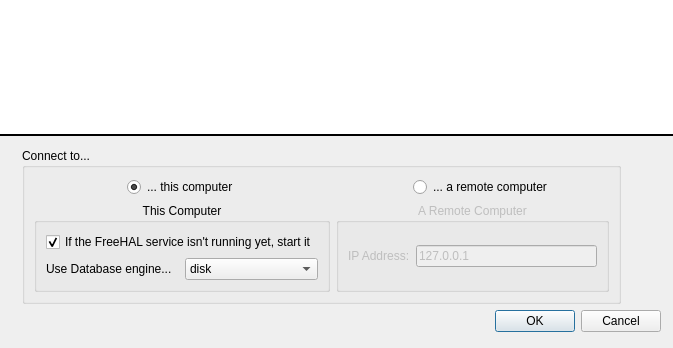
This is hal2009/gui-qt/ui/connect.ui in leuchtraketen/freehal_main as Qt 5 draws it before an edit. The edited form follows.
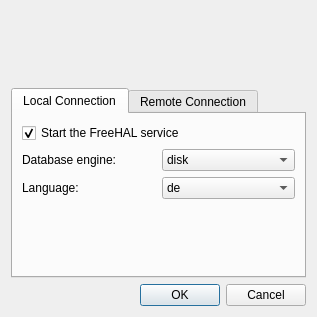
This is the edited form. Icons and pictures are not drawn.

The edit to the form file:
```diff
--- a/hal2009/gui-qt/ui/connect.ui
+++ b/hal2009/gui-qt/ui/connect.ui
@@ -6,8 +6,8 @@
    <rect>
     <x>0</x>
     <y>0</y>
-    <width>673</width>
-    <height>348</height>
+    <width>317</width>
+    <height>317</height>
    </rect>
   </property>
   <property name="sizePolicy">
@@ -28,44 +28,9 @@
   <property name="styleSheet">
    <string/>
   </property>
-  <layout class="QGridLayout">
-   <property name="margin">
-    <number>0</number>
-   </property>
-   <item row="1" column="2">
-    <spacer>
-     <property name="orientation">
-      <enum>Qt::Vertical</enum>
-     </property>
-     <property name="sizeType">
-      <enum>QSizePolicy::Fixed</enum>
-     </property>
-     <property name="sizeHint" stdset="0">
-      <size>
-       <width>20</width>
-       <height>6</height>
-      </size>
-     </property>
-    </spacer>
-   </item>
-   <item row="2" column="0">
-    <spacer>
-     <property name="orientation">
-      <enum>Qt::Horizontal</enum>
-     </property>
-     <property name="sizeType">
-      <enum>QSizePolicy::Fixed</enum>
-     </property>
-     <property name="sizeHint" stdset="0">
-      <size>
-       <width>16</width>
-       <height>16</height>
-      </size>
-     </property>
-    </spacer>
-   </item>
-   <item row="2" column="1" colspan="2">
-    <widget class="QGroupBox" name="groupBox">
+  <layout class="QGridLayout" name="gridLayout_3">
+   <item row="0" column="0" colspan="2">
+    <widget class="QLabel" name="label_2">
      <property name="sizePolicy">
       <sizepolicy hsizetype="Fixed" vsizetype="Preferred">
        <horstretch>0</horstretch>
@@ -74,105 +39,63 @@
      </property>
      <property name="minimumSize">
       <size>
-       <width>560</width>
+       <width>0</width>
        <height>0</height>
       </size>
      </property>
+     <property name="maximumSize">
+      <size>
+       <width>750</width>
+       <height>142</height>
+      </size>
+     </property>
+     <property name="autoFillBackground">
+      <bool>false</bool>
+     </property>
      <property name="styleSheet">
       <string/>
      </property>
-     <property name="title">
-      <string>Connect to...</string>
+     <property name="frameShadow">
+      <enum>QFrame::Plain</enum>
      </property>
-     <layout class="QGridLayout">
-      <item row="0" column="0">
-       <spacer>
-        <property name="orientation">
-         <enum>Qt::Horizontal</enum>
-        </property>
-        <property name="sizeHint" stdset="0">
-         <size>
-          <width>16</width>
-          <height>20</height>
-         </size>
-        </property>
-       </spacer>
-      </item>
-      <item row="0" column="1">
-       <widget class="QRadioButton" name="radioButton">
         <property name="text">
-         <string>... this computer</string>
-        </property>
-        <property name="checked">
-         <bool>true</bool>
-        </property>
-       </widget>
-      </item>
-      <item row="0" column="2">
-       <spacer>
-        <property name="orientation">
-         <enum>Qt::Horizontal</enum>
-        </property>
-        <property name="sizeHint" stdset="0">
-         <size>
-          <width>16</width>
-          <height>20</height>
-         </size>
-        </property>
-       </spacer>
-      </item>
-      <item row="0" column="3">
-       <spacer>
-        <property name="orientation">
-         <enum>Qt::Horizontal</enum>
-        </property>
-        <property name="sizeHint" stdset="0">
-         <size>
-          <width>71</width>
-          <height>20</height>
-         </size>
-        </property>
-       </spacer>
-      </item>
-      <item row="0" column="4">
-       <widget class="QRadioButton" name="radioButton_2">
-        <property name="text">
-         <string>... a remote computer</string>
-        </property>
-       </widget>
-      </item>
-      <item row="0" column="5">
-       <spacer>
-        <property name="orientation">
-         <enum>Qt::Horizontal</enum>
-        </property>
-        <property name="sizeHint" stdset="0">
-         <size>
-          <width>51</width>
-          <height>20</height>
-         </size>
-        </property>
-       </spacer>
-      </item>
-      <item row="1" column="0" colspan="3">
-       <widget class="QGroupBox" name="groupBox_3">
-        <property name="title">
-         <string>This Computer</string>
-        </property>
-        <property name="alignment">
-         <set>Qt::AlignHCenter</set>
-        </property>
-        <layout class="QGridLayout">
+      <string/>
+     </property>
+     <property name="pixmap">
+      <pixmap resource="../freehalqt.qrc">:/ui/logo.png</pixmap>
+     </property>
+     <property name="margin">
+      <number>0</number>
+     </property>
+    </widget>
+   </item>
+   <item row="2" column="0" colspan="2">
+    <widget class="QTabWidget" name="tabWidget">
+     <property name="currentIndex">
+      <number>0</number>
+     </property>
+     <widget class="QWidget" name="tab">
+      <attribute name="title">
+       <string>Local Connection</string>
+      </attribute>
+      <layout class="QGridLayout" name="gridLayout_2">
          <item row="0" column="0" colspan="2">
           <widget class="QCheckBox" name="start_kernel">
            <property name="text">
-            <string>If the FreeHAL service isn't running yet, start it</string>
+          <string>Start the FreeHAL service</string>
            </property>
            <property name="checked">
             <bool>true</bool>
            </property>
           </widget>
          </item>
+       <item row="1" column="0">
+        <widget class="QLabel" name="label">
+         <property name="text">
+          <string>Database engine:</string>
+         </property>
+        </widget>
+       </item>
          <item row="1" column="1">
           <widget class="QComboBox" name="database_engine">
            <item>
@@ -192,34 +115,47 @@
            </item>
           </widget>
          </item>
-         <item row="1" column="0">
-          <widget class="QLabel" name="label">
+       <item row="3" column="0">
+        <spacer name="verticalSpacer_2">
+         <property name="orientation">
+          <enum>Qt::Vertical</enum>
+         </property>
+         <property name="sizeHint" stdset="0">
+          <size>
+           <width>20</width>
+           <height>66</height>
+          </size>
+         </property>
+        </spacer>
+       </item>
+       <item row="2" column="0">
+        <widget class="QLabel" name="label_3">
            <property name="text">
-            <string>Use Database engine...</string>
+          <string>Language:</string>
            </property>
           </widget>
          </item>
-        </layout>
-       </widget>
-      </item>
-      <item row="1" column="3" colspan="3">
-       <widget class="QGroupBox" name="groupBox_2">
-        <property name="enabled">
-         <bool>false</bool>
-        </property>
-        <property name="sizePolicy">
-         <sizepolicy hsizetype="MinimumExpanding" vsizetype="Preferred">
-          <horstretch>0</horstretch>
-          <verstretch>0</verstretch>
-         </sizepolicy>
-        </property>
-        <property name="title">
-         <string>A Remote Computer</string>
-        </property>
-        <property name="alignment">
-         <set>Qt::AlignHCenter</set>
-        </property>
-        <layout class="QGridLayout">
+       <item row="2" column="1">
+        <widget class="QComboBox" name="lang">
+         <item>
+          <property name="text">
+           <string>de</string>
+          </property>
+         </item>
+         <item>
+          <property name="text">
+           <string>en</string>
+          </property>
+         </item>
+        </widget>
+       </item>
+      </layout>
+     </widget>
+     <widget class="QWidget" name="tab_2">
+      <attribute name="title">
+       <string>Remote Connection</string>
+      </attribute>
+      <layout class="QGridLayout" name="gridLayout">
          <item row="0" column="0">
           <widget class="QLabel" name="label_4">
            <property name="text">
@@ -227,7 +163,7 @@
            </property>
           </widget>
          </item>
-         <item row="0" column="2">
+       <item row="0" column="1">
           <widget class="QLineEdit" name="ip">
            <property name="sizePolicy">
             <sizepolicy hsizetype="MinimumExpanding" vsizetype="Fixed">
@@ -240,30 +176,25 @@
            </property>
           </widget>
          </item>
-        </layout>
-       </widget>
-      </item>
-     </layout>
-    </widget>
-   </item>
-   <item row="2" column="3">
-    <spacer>
+       <item row="1" column="1">
+        <spacer name="verticalSpacer">
      <property name="orientation">
-      <enum>Qt::Horizontal</enum>
-     </property>
-     <property name="sizeType">
-      <enum>QSizePolicy::Fixed</enum>
+          <enum>Qt::Vertical</enum>
      </property>
      <property name="sizeHint" stdset="0">
       <size>
-       <width>6</width>
-       <height>6</height>
+           <width>20</width>
+           <height>94</height>
       </size>
      </property>
     </spacer>
    </item>
-   <item row="3" column="1">
-    <spacer>
+      </layout>
+     </widget>
+    </widget>
+   </item>
+   <item row="3" column="0">
+    <spacer name="horizontalSpacer">
      <property name="orientation">
       <enum>Qt::Horizontal</enum>
      </property>
@@ -275,7 +206,7 @@
      </property>
     </spacer>
    </item>
-   <item row="3" column="2">
+   <item row="3" column="1">
     <widget class="QDialogButtonBox" name="buttonBox">
      <property name="sizePolicy">
       <sizepolicy hsizetype="Fixed" vsizetype="Fixed">
@@ -294,59 +225,19 @@
      </property>
     </widget>
    </item>
-   <item row="4" column="2">
-    <spacer>
+   <item row="1" column="0">
+    <spacer name="verticalSpacer_3">
      <property name="orientation">
       <enum>Qt::Vertical</enum>
      </property>
-     <property name="sizeType">
-      <enum>QSizePolicy::Fixed</enum>
-     </property>
      <property name="sizeHint" stdset="0">
       <size>
        <width>20</width>
-       <height>16</height>
+       <height>40</height>
       </size>
      </property>
     </spacer>
    </item>
-   <item row="0" column="0" colspan="4">
-    <widget class="QLabel" name="label_2">
-     <property name="sizePolicy">
-      <sizepolicy hsizetype="Fixed" vsizetype="Preferred">
-       <horstretch>0</horstretch>
-       <verstretch>0</verstretch>
-      </sizepolicy>
-     </property>
-     <property name="minimumSize">
-      <size>
-       <width>0</width>
-       <height>0</height>
-      </size>
-     </property>
-     <property name="maximumSize">
-      <size>
-       <width>750</width>
-       <height>142</height>
-      </size>
-     </property>
-     <property name="autoFillBackground">
-      <bool>false</bool>
-     </property>
-     <property name="styleSheet">
-      <string>background-color: white; border-bottom: 2px solid black;</string>
-     </property>
-     <property name="text">
-      <string/>
-     </property>
-     <property name="pixmap">
-      <pixmap resource="../freehalqt.qrc">:/ui/logo.png</pixmap>
-     </property>
-     <property name="margin">
-      <number>0</number>
-     </property>
-    </widget>
-   </item>
   </layout>
  </widget>
  <resources>
```
Left out of the diff: 32 changed lines with no effect on the pictures. Lines whose indentation alone changed are shown as unchanged.
